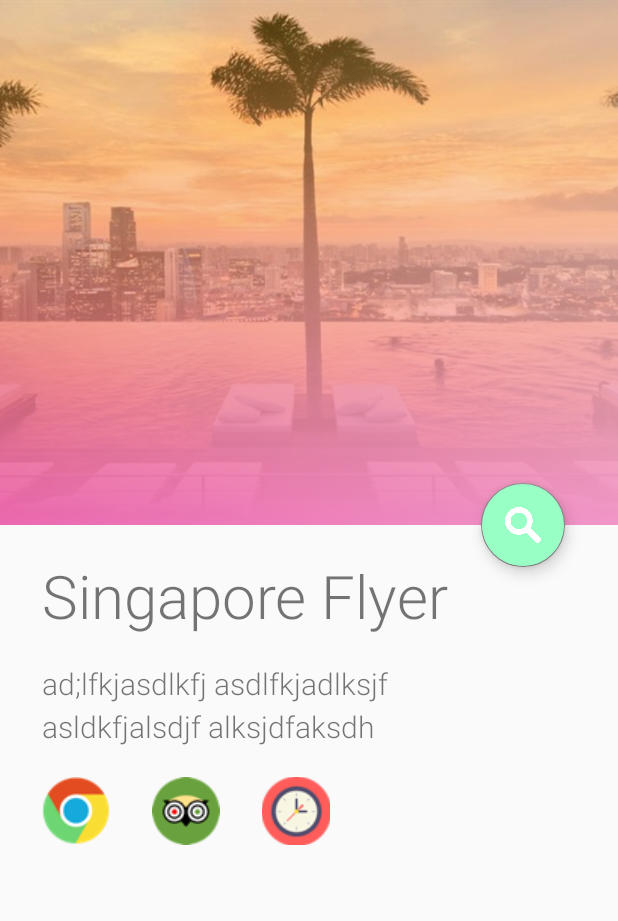
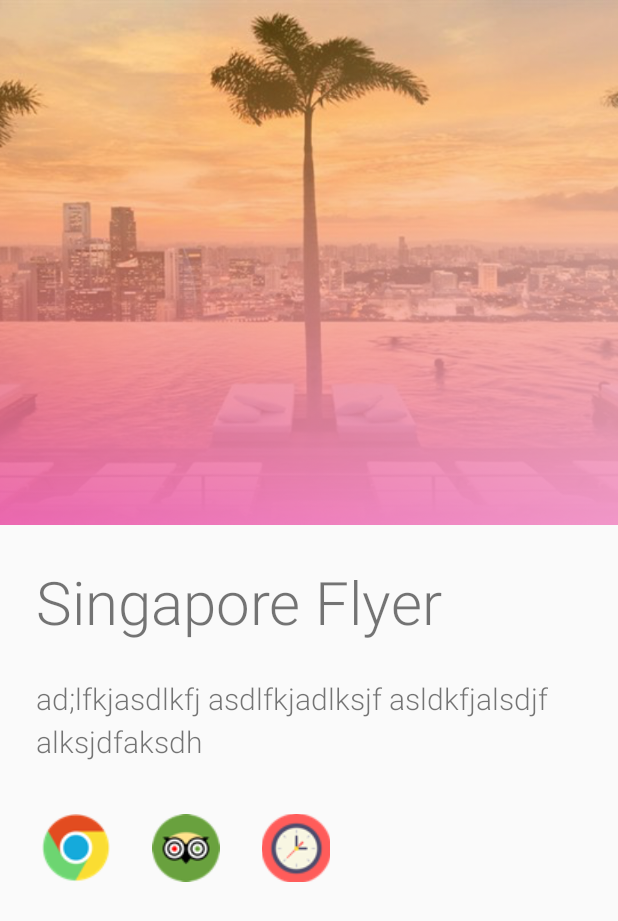
Before and after one commit to sk-aravind/Travel_Algorithms, an Android app: the screen it shows after launch (Dest_details), after a tap on an icon or button, on a phone screen of 412 x 824 dp. Shown: the top 921 px of the screen. Run offline under Robolectric (Android 15) with nearby library versions, the phone set to English and light mode, and no system bars; our stand-ins replace Firebase (no records; nobody signed in at launch, a user with empty details on screens opened directly).

Commit message:
Fixed UI and Intent linking for details page

```diff
--- a/app/src/main/java/com/skara/triggered/travelapp_triggered/Dest_details.java
+++ b/app/src/main/java/com/skara/triggered/travelapp_triggered/Dest_details.java
@@ -44,12 +44,16 @@ public class Dest_details extends AppCompatActivity {
 
         System.out.println("this is it"+HomeScreen.dest_list);
 
-        for(HomeScreen.Destination d : HomeScreen.dest_list){
+
+        for(HomeScreen.Destination d : HomeScreen.data_list){
+            System.out.println(d.name);
+            System.out.println("the name  :"+name);
             if(d.name.equals(name)){
             weblink = d.weblink;
             descript = d.description;
             opert = d.operatingHours;
             trip = d.tripadvisor;
+                System.out.println(weblink);
 
             }
         }
--- a/app/src/main/java/com/skara/triggered/travelapp_triggered/HomeScreen.java
+++ b/app/src/main/java/com/skara/triggered/travelapp_triggered/HomeScreen.java
@@ -54,6 +54,7 @@ public class HomeScreen extends AppCompatActivity implements DetailsInterface{
     private DrawerLayout mDrawerLayout;
     public static List<Destination> dest_list;
     public static ArrayList<Destination> iti_list;
+    public static ArrayList<Destination> data_list;
     public static String algo_selected;
     public static ArrayList<TransportData.locations> locationsToGo;
     public static double budget;
@@ -106,17 +107,17 @@ public class HomeScreen extends AppCompatActivity implements DetailsInterface{
         NavigationView navigationView = (NavigationView) findViewById(R.id.nav_view);
         mDrawerLayout = (DrawerLayout) findViewById(R.id.drawer);
 
-        postponeEnterTransition();
-
-        final View decor = getWindow().getDecorView();
-        decor.getViewTreeObserver().addOnPreDrawListener(new ViewTreeObserver.OnPreDrawListener() {
-            @Override
-            public boolean onPreDraw() {
-                decor.getViewTreeObserver().removeOnPreDrawListener(this);
-                startPostponedEnterTransition();
-                return true;
-            }
-        });
+//        postponeEnterTransition();
+//
+//        final View decor = getWindow().getDecorView();
+//        decor.getViewTreeObserver().addOnPreDrawListener(new ViewTreeObserver.OnPreDrawListener() {
+//            @Override
+//            public boolean onPreDraw() {
+//                decor.getViewTreeObserver().removeOnPreDrawListener(this);
+//                startPostponedEnterTransition();
+//                return true;
+//            }
+//        });
 
         ActionBar supportActionBar = getSupportActionBar();
         if (supportActionBar != null) {
@@ -292,8 +293,6 @@ public class HomeScreen extends AppCompatActivity implements DetailsInterface{
 
 
 
-
-
     private void initializeData() {
         if (iti_list == null) {
             dest_list = new ArrayList<>();
@@ -304,7 +303,10 @@ public class HomeScreen extends AppCompatActivity implements DetailsInterface{
             dest_list.add(new Destination("Resort World Sentosa", R.drawable.a, getString(R.string.RWS_weblink), getString(R.string.RWS_des), getString(R.string.RWS_opert), getString(R.string.RWS_trip)));
             dest_list.add(new Destination("Buddha Tooth Relic Temple", R.drawable.b, getString(R.string.BTRT_weblink), getString(R.string.BTRT_des), getString(R.string.BTRT_opert), getString(R.string.BTRT_trip)));
             dest_list.add(new Destination("Zoo", R.drawable.c, getString(R.string.Z_weblink), getString(R.string.Z_des), getString(R.string.Z_opert), getString(R.string.Z_trip)));
+            data_list = new ArrayList<>(dest_list);
         }
+
+
 
 
     }
--- a/app/src/main/java/com/skara/triggered/travelapp_triggered/RVAdapterForIti.java
+++ b/app/src/main/java/com/skara/triggered/travelapp_triggered/RVAdapterForIti.java
@@ -10,6 +10,7 @@ import android.support.v7.widget.RecyclerView;
 import android.view.LayoutInflater;
 import android.view.View;
 import android.view.ViewGroup;
+import android.widget.ImageButton;
 import android.widget.ImageView;
 import android.widget.TextView;
 import android.widget.Toast;
@@ -31,14 +32,14 @@ public class RVAdapterForIti extends RecyclerView.Adapter<RVAdapterForIti.ViewHo
         CardView cv;
         TextView destName;
         ImageView destPhoto;
-        FloatingActionButton removeBtn;
+        ImageButton removeBtn;
 
         public ViewHolder(View itemView) {
             super(itemView);
             cv = (CardView)itemView.findViewById(R.id.cv);
             destName = (TextView)itemView.findViewById(R.id.dest_name);
             destPhoto = (ImageView)itemView.findViewById(R.id.dest_photo);
-            removeBtn = (FloatingActionButton)itemView.findViewById(R.id.removeBtn);
+            removeBtn = (ImageButton)itemView.findViewById(R.id.removeBtn);
 
             removeBtn.setOnClickListener(new View.OnClickListener() {
                 @Override
--- a/app/src/main/java/com/skara/triggered/travelapp_triggered/TravelRouteFragment.java
+++ b/app/src/main/java/com/skara/triggered/travelapp_triggered/TravelRouteFragment.java
@@ -28,6 +28,8 @@ public class TravelRouteFragment extends Fragment {
     @Override
     public void onActivityCreated(Bundle savedInstanceState) {
         super.onActivityCreated(savedInstanceState);
+
+        HomeScreen.algo_selected="";
 
         // Initialize Fast Algorithm Solver
         initializeData();
--- a/app/src/main/res/layout/content_dest_details.xml
+++ b/app/src/main/res/layout/content_dest_details.xml
@@ -1,90 +1,52 @@
 <?xml version="1.0" encoding="utf-8"?>
-    <!--
-      ~ Copyright (C) 2015 The Android Open Source Project
-      ~
-      ~ Licensed under the Apache License, Version 2.0 (the "License");
-      ~ you may not use this file except in compliance with the License.
-      ~ You may obtain a copy of the License at
-      ~
-      ~      http://www.apache.org/licenses/LICENSE-2.0
-      ~
-      ~ Unless required by applicable law or agreed to in writing, software
-      ~ distributed under the License is distributed on an "AS IS" BASIS,
-      ~ WITHOUT WARRANTIES OR CONDITIONS OF ANY KIND, either express or implied.
-      ~ See the License for the specific language governing permissions and
-      ~ limitations under the License.
-    -->
+<ScrollView
+    xmlns:android="http://schemas.android.com/apk/res/android"
+    xmlns:map="http://schemas.android.com/apk/res-auto"
+    xmlns:io="http://schemas.android.com/apk/res-auto"
+    xmlns:tools="http://schemas.android.com/tools"
+    tools:context="com.skara.triggered.travelapp_triggered.Dest_details"
 
-<android.support.design.widget.CoordinatorLayout xmlns:android="http://schemas.android.com/apk/res/android"
-    xmlns:app="http://schemas.android.com/apk/res-auto"
-    android:id="@+id/main_content"
+    android:id="@+id/content"
+
     android:layout_width="match_parent"
-    android:layout_height="match_parent"
-    android:fitsSystemWindows="true">
+    android:layout_height="match_parent">
 
-    <android.support.design.widget.AppBarLayout
-        android:id="@+id/appbar"
+    <LinearLayout
+        android:id="@+id/container"
+
+        android:layout_width="match_parent"
+        android:layout_height="wrap_content"
+
+        android:orientation="vertical">
+
+        <FrameLayout
+            android:layout_width="match_parent"
+            android:layout_height="wrap_content">
+
+            <ImageView
                 android:layout_width="match_parent"
                 android:layout_height="350dp"
-        android:theme="@style/ThemeOverlay.AppCompat.Dark.ActionBar"
-        android:fitsSystemWindows="true">
+                android:scaleType="centerCrop"
+                android:id="@+id/dest_photo"
+                android:src="@drawable/a"
+                android:transitionName="img_transition"
 
-        <android.support.design.widget.CollapsingToolbarLayout
-            android:id="@+id/collapsing_toolbar"
-            android:layout_width="match_parent"
-            android:layout_height="match_parent"
-            app:layout_scrollFlags="scroll|exitUntilCollapsed"
-            android:fitsSystemWindows="true"
-            app:contentScrim="?attr/colorPrimary"
-            app:expandedTitleMarginStart="48dp"
-            app:expandedTitleMarginEnd="64dp">
-
-            <ImageView
-                android:id="@+id/dest_photo"
-                android:layout_width="match_parent"
-                android:layout_height="match_parent"
-                android:scaleType="centerCrop"
-
-
-                android:transitionName="img_transition"
                 />
 
-            <android.support.v7.widget.Toolbar
-                android:id="@+id/toolbar"
-                android:layout_width="match_parent"
-                android:layout_height="?attr/actionBarSize"
-                app:popupTheme="@style/ThemeOverlay.AppCompat.Light"
-                app:layout_collapseMode="pin" />
-
-        </android.support.design.widget.CollapsingToolbarLayout>
-
-    </android.support.design.widget.AppBarLayout>
-
-    <android.support.v4.widget.NestedScrollView
-        android:layout_width="match_parent"
-        android:layout_height="match_parent"
-        app:layout_behavior="@string/appbar_scrolling_view_behavior"
-        android:fitsSystemWindows="true"
-        >
-
-        <LinearLayout
-            android:layout_width="match_parent"
-            android:layout_height="match_parent"
-            android:orientation="vertical"
-            >
+        </FrameLayout>
 
         <TextView
             android:id="@+id/detail_titlename"
             android:layout_width="wrap_content"
             android:layout_height="wrap_content"
             android:textSize="40sp"
+
+
             android:transitionName="text_transition"
-                android:fontFamily="sans-serif-light"
-                android:layout_marginTop="20dp"
-                android:layout_marginBottom="18dp"
-                android:layout_marginLeft="28dp"
-                android:layout_marginRight="90dp"
-                />
+            android:layout_margin="24dp"
+
+
+            android:fontFamily="sans-serif-light" />
 
 
         <TextView
@@ -95,15 +57,25 @@
 
             android:textSize="20sp"
             android:fontFamily="sans-serif-light"
-                android:layout_marginLeft="28dp"
-                android:layout_marginRight="50dp"
-                android:layout_marginBottom="10dp"
+            android:layout_marginLeft="24dp"
 
 
 
             android:lineSpacingMultiplier="1.2" />
 
+        <TextView
+            android:id="@+id/opert"
 
+            android:layout_width="wrap_content"
+            android:layout_height="wrap_content"
+
+
+            android:textSize="18sp"
+            android:fontFamily="sans-serif-light"
+            android:layout_marginLeft="24dp"
+
+
+            />
 
     <LinearLayout
         android:id="@+id/LinearLayout02"
@@ -111,6 +83,7 @@
         android:layout_width="fill_parent"
         android:layout_alignParentBottom="true"
         android:layout_marginTop="10dp">
+
         <ImageButton
             android:layout_width="45dp"
             android:layout_height="45dp"
@@ -143,23 +116,6 @@
             android:layout_marginTop="45dp"
             />
     </LinearLayout>
-
-
-
     </LinearLayout>
 
-    </android.support.v4.widget.NestedScrollView>
-
-    <android.support.design.widget.FloatingActionButton
-        android:layout_height="wrap_content"
-        android:layout_width="wrap_content"
-        app:layout_anchor="@id/appbar"
-        app:layout_anchorGravity="bottom|right|end"
-        android:src="@drawable/search"
-        android:layout_marginRight="35dp"
-
-        android:clickable="true"
-        android:backgroundTint="#98FFC5"
-        android:elevation="30dp"/>
-
-</android.support.design.widget.CoordinatorLayout>
+</ScrollView>
--- a/app/src/main/res/layout/content_route_options.xml
+++ b/app/src/main/res/layout/content_route_options.xml
@@ -67,7 +67,7 @@
         android:layout_width="wrap_content"
         android:layout_height="wrap_content"
         android:text="Get Route!"
-        android:textSize="15dp"
+        android:textSize="20dp"
         android:layout_marginTop="35dp"
         android:layout_below="@+id/radioButtonGrp"
         android:onClick="storeValue"
```
Also changed, not shown: app/src/main/res/drawable/button_shape.xml (added, +14 -0 lines), app/src/main/res/layout/activity_itinerary_main.xml (+7 -2 lines), app/src/main/res/layout/destination_card.xml (+5 -2 lines), app/src/main/res/layout/itinerary_card.xml (+24 -20 lines), app/src/main/res/menu/menu_navigation.xml (+4 -6 lines), app/src/main/res/drawable/del.png (added). Lines whose indentation alone changed are shown as unchanged.
